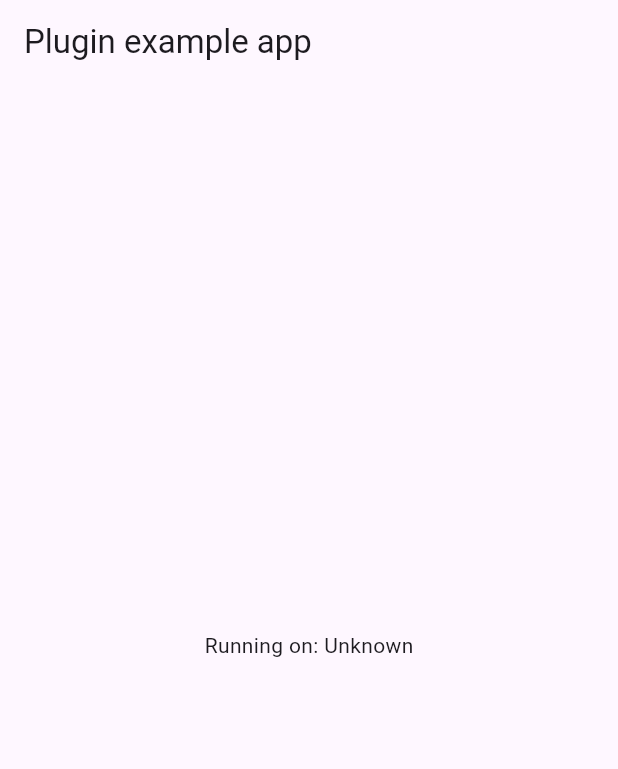
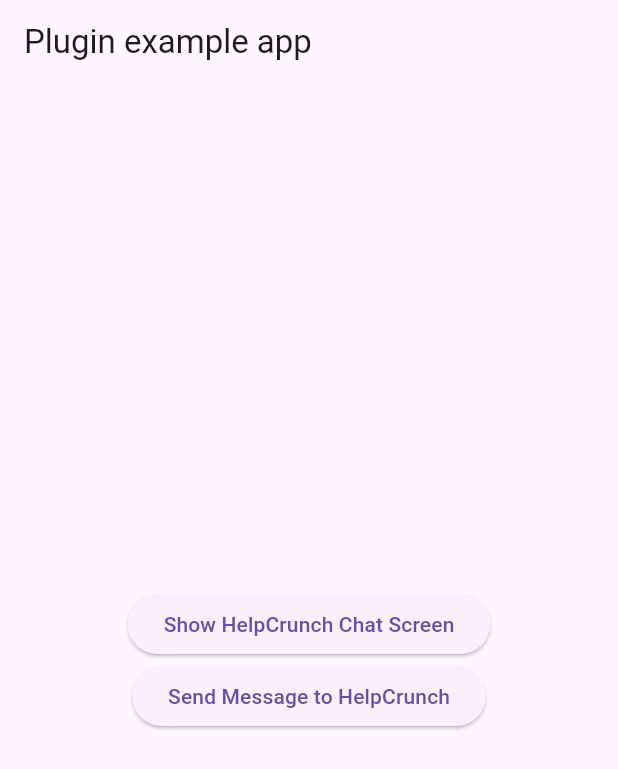
Before and after one commit to StanislavCh1/flutter_help_crunch, a Flutter app: the screen it shows after launch, on a phone screen of 412 x 824 dp. Shown: the top 769 px of the screen. Run offline on Flutter 3.47's test engine with Material 3 defaults, Android fonts, the phone set to English and light mode, and no system bars; our stand-ins replace plugin_platform_interface.

Commit message:
feat: update ChatAreaTheme and convert color values from String to int

```diff
--- a/example/lib/main.dart
+++ b/example/lib/main.dart
@@ -1,7 +1,6 @@
 import 'package:flutter/material.dart';
 import 'dart:async';
 
-import 'package:flutter/services.dart';
 import 'package:flutter_help_crunch/flutter_help_crunch.dart';
 
 void main() {
@@ -16,35 +15,88 @@ class MyApp extends StatefulWidget {
 }
 
 class _MyAppState extends State<MyApp> {
-  String _platformVersion = 'Unknown';
   final _flutterHelpCrunchPlugin = FlutterHelpCrunch();
-
   @override
   void initState() {
     super.initState();
-    initPlatformState();
+    initHelpCrunch();
   }
 
-  // Platform messages are asynchronous, so we initialize in an async method.
-  Future<void> initPlatformState() async {
-    String platformVersion;
-    // Platform messages may fail, so we use a try/catch PlatformException.
-    // We also handle the message potentially returning null.
-    try {
-      platformVersion =
-          await _flutterHelpCrunchPlugin.getPlatformVersion() ?? 'Unknown platform version';
-    } on PlatformException {
-      platformVersion = 'Failed to get platform version.';
-    }
+  FHCTheme _buildTheme() {
+    final avatarTheme = FHCAvatarTheme(
+      useDefaultAvatarColors: true,
+      placeholderBackgroundColor: 0xFF3DCB79,
+      placeholderTextColor: 0xFFFFFFFF,
+    );
+    final messageAreaTheme = FHCMessageAreaTheme(
+      backgroundColor: 0xFF3A3A3C,
+      inputOutlineColor: 0xFF3A3A3C,
+      inputFieldTextColor: 0xFFFFFFFF,
+      inputFieldTextHintColor: 0xFF8E8E93,
+      messageMenuBackgroundColor: 0xFF3A3A3C,
+      messageMenuSummaryTextColor: 0xFFFFFFFF,
+      messageMenuIconColor: 0xFFFFFFFF,
+      messageMenuTextColor: 0xFFFFFFFF,
+    );
 
-    // If the widget was removed from the tree while the asynchronous platform
-    // message was in flight, we want to discard the reply rather than calling
-    // setState to update our non-existent appearance.
-    if (!mounted) return;
+    final chatAreaTheme = FHCChatAreaTheme(
+      backgroundColor: 0xFF121212,
+      brandingType: FHCBrandingType.dark,
+      incomingBubbleColor: 0xFF1C1C1E,
+      incomingBubbleTextColor: 0xFFFFFFFF,
+      outcomingBubbleColor: 0xFFFFA635,
+      outcomingBubbleTextColor: 0xFFFFFFFF,
+      incomingBlockQuoteColor: 0x7AFFFFFF,
+      incomingCodeBackgroundColor: 0xFF2E2E4A,
+      incomingCodeTextColor: 0xAEFFFFFF,
+      outcomingBlockQuoteColor: 0x7AFFFFFF,
+      outcomingCodeBackgroundColor: 0xFF4D4D7F,
+      outcomingCodeTextColor: 0xAEFFFFFF,
+      incomingFileTextColor: 0xFFFFA635,
+      outcomingFileTextColor: 0xFFFFA635,
+      authorNameColor: 0xFFFFA635,
+      systemMessageColor: 0xFFFFFFFF,
+      timeTextColor: 0xFFFFFFFF,
+      progressViewsColor: 0xFFFFFFFF,
+      chatBackgroundColor: 0xFF121212,
+    );
 
-    setState(() {
-      _platformVersion = platformVersion;
-    });
+    const toolbarAreaTheme = FHCToolbarAreaTheme(
+      agentsTextColor: 0xFFFFFFFF,
+      backgroundColor: 0xFF3A3A3C,
+      statusBarColor: 0xFF3A3A3C,
+      outlineColor: 0xFF3A3A3C,
+    );
+    const preChatTheme = FHCPreChatTheme(
+      backgroundColor: 0xFFFFA635,
+      messageBackgroundColor: 0xFFFFA635,
+      messageTextColor: 0xFFFFFFFF,
+    );
+
+    const systemAlertTheme = FHCSystemAlertsTheme(
+        dialogsHeaderColor: 0xFF2E2C2E,
+        toastsBackgroundColor: 0xFFFFFFFF,
+        toastsTextColor: 0xFF121212,
+        welcomeMessageBackgroundColor: 0xFF2E2C2E,
+        welcomeMessageTextColor: 0xFFFFFFFF,
+        warningDialogsHeaderColor: 0xFFED5558);
+
+    return FHCTheme(
+        chatAreaTheme: chatAreaTheme,
+        avatarTheme: avatarTheme,
+        messageAreaTheme: messageAreaTheme,
+        toolbarAreaTheme: toolbarAreaTheme,
+        preChatTheme: preChatTheme,
+        systemAlertsTheme: systemAlertTheme,
+        primaryColor: 0xFFFFA635);
+  }
+
+  Future<void> initHelpCrunch() async {
+    _flutterHelpCrunchPlugin.initialize(
+        configuration: FHCConfiguration(
+            organization: "", applicationId: -1, applicationSecret: ""),
+        user: FHCUser(id: "501990"),
+        theme: _buildTheme());
   }
 
   @override
@@ -54,8 +106,29 @@ class _MyAppState extends State<MyApp> {
         appBar: AppBar(
           title: const Text('Plugin example app'),
         ),
-        body: Center(
-          child: Text('Running on: $_platformVersion\n'),
+        body: Column(
+          crossAxisAlignment: CrossAxisAlignment.center,
+          mainAxisAlignment: MainAxisAlignment.center,
+          children: [
+            Center(
+              child: ElevatedButton(
+                onPressed: () {
+                  _flutterHelpCrunchPlugin.showChatScreen();
+                },
+                child: const Text('Show HelpCrunch Chat Screen'),
+              ),
+            ),
+            Center(
+              child: ElevatedButton(
+                onPressed: () {
+                  _flutterHelpCrunchPlugin.sendMessage(
+                      message: "Hi Ugo, I would like to extend my loan.",
+                      isForceNewChat: false);
+                },
+                child: const Text('Send Message to HelpCrunch'),
+              ),
+            ),
+          ],
         ),
       ),
     );
--- a/lib/src/models/fhc_configuration.dart
+++ b/lib/src/models/fhc_configuration.dart
@@ -4,7 +4,7 @@ import 'package:flutter_help_crunch/src/messages.g.dart';
 
 class FHCConfiguration {
   final String organization;
-  final String applicationId;
+  final int applicationId;
   final String applicationSecret;
   FHCConfiguration({
     required this.organization,
@@ -43,20 +43,20 @@ enum FHCBrandingType { light, dark }
 
 class FHCAvatarTheme {
   final bool useDefaultAvatarColors;
-  final String? placeholderBackgroundColorHex;
-  final String? placeholderTextColorHex;
+  final int? placeholderBackgroundColor;
+  final int? placeholderTextColor;
 
   FHCAvatarTheme({
     this.useDefaultAvatarColors = true,
-    this.placeholderBackgroundColorHex,
-    this.placeholderTextColorHex,
+    this.placeholderBackgroundColor,
+    this.placeholderTextColor,
   });
 
   AvatarThemeMessage toMessage() {
     return AvatarThemeMessage(
       useDefaultAvatarColors: useDefaultAvatarColors,
-      placeholderBackgroundColorHex: placeholderBackgroundColorHex,
-      placeholderTextColorHex: placeholderTextColorHex,
+      placeholderBackgroundColor: placeholderBackgroundColor,
+      placeholderTextColor: placeholderTextColor,
     );
   }
 }
@@ -64,179 +64,212 @@ class FHCAvatarTheme {
 // ---------------------------------------------------------------
 
 class FHCMessageAreaTheme {
-  final String? backgroundColorHex;
-  final String? inputOutlineColorHex;
-  final String? inputFieldTextColorHex;
-  final String? inputFieldTextHintColorHex;
-  final String? messageMenuBackgroundColorHex;
-  final String? messageMenuTextColorHex;
-  final String? messageMenuSummaryTextColorHex;
-  final String? messageMenuIconColorHex;
+  final int? backgroundColor;
+  final int? inputOutlineColor;
+  final int? inputFieldTextColor;
+  final int? inputFieldTextHintColor;
+  final int? messageMenuBackgroundColor;
+  final int? messageMenuTextColor;
+  final int? messageMenuSummaryTextColor;
+  final int? messageMenuIconColor;
 
   FHCMessageAreaTheme({
-    this.backgroundColorHex,
-    this.inputOutlineColorHex,
-    this.inputFieldTextColorHex,
-    this.inputFieldTextHintColorHex,
-    this.messageMenuBackgroundColorHex,
-    this.messageMenuTextColorHex,
-    this.messageMenuSummaryTextColorHex,
-    this.messageMenuIconColorHex,
+    this.backgroundColor,
+    this.inputOutlineColor,
+    this.inputFieldTextColor,
+    this.inputFieldTextHintColor,
+    this.messageMenuBackgroundColor,
+    this.messageMenuTextColor,
+    this.messageMenuSummaryTextColor,
+    this.messageMenuIconColor,
   });
 
   MessageAreaThemeMessage toMessage() {
     return MessageAreaThemeMessage(
-      backgroundColorHex: backgroundColorHex,
-      inputOutlineColorHex: inputOutlineColorHex,
-      inputFieldTextColorHex: inputFieldTextColorHex,
-      inputFieldTextHintColorHex: inputFieldTextHintColorHex,
-      messageMenuBackgroundColorHex: messageMenuBackgroundColorHex,
-      messageMenuTextColorHex: messageMenuTextColorHex,
-      messageMenuSummaryTextColorHex: messageMenuSummaryTextColorHex,
-      messageMenuIconColorHex: messageMenuIconColorHex,
+      backgroundColor: backgroundColor,
+      inputOutlineColor: inputOutlineColor,
+      inputFieldTextColor: inputFieldTextColor,
+      inputFieldTextHintColor: inputFieldTextHintColor,
+      messageMenuBackgroundColor: messageMenuBackgroundColor,
+      messageMenuTextColor: messageMenuTextColor,
+      messageMenuSummaryTextColor: messageMenuSummaryTextColor,
+      messageMenuIconColor: messageMenuIconColor,
     );
   }
 }
 // ---------------------------------------------------------------
 
 class FHCChatAreaTheme {
-  final String? incomingBubbleTextColorHex;
-  final String? outcomingBubbleTextColorHex;
-  final String? incomingBubbleColorHex;
-  final String? outcomingBubbleColorHex;
-  final String? backgroundColorHex;
+  final int? incomingBubbleTextColor;
+  final int? outcomingBubbleTextColor;
+  final int? incomingBubbleColor;
+  final int? outcomingBubbleColor;
+  final int? backgroundColor;
   final FHCBrandingType brandingType;
-  final FHCAvatarTheme? avatarTheme;
-
+  final int? incomingCodeBackgroundColor;
+  final int? outcomingCodeBackgroundColor;
+  final int? incomingCodeTextColor;
+  final int? outcomingCodeTextColor;
+  final int? incomingBlockQuoteColor;
+  final int? outcomingBlockQuoteColor;
+  final int? incomingFileTextColor;
+  final int? outcomingFileTextColor;
+  final int? authorNameColor;
+  final int? systemMessageColor;
+  final int? timeTextColor;
+  final int? progressViewsColor;
+  final int? chatBackgroundColor;
   FHCChatAreaTheme({
-    this.incomingBubbleTextColorHex,
-    this.outcomingBubbleTextColorHex,
-    this.incomingBubbleColorHex,
-    this.outcomingBubbleColorHex,
-    this.backgroundColorHex,
+    this.incomingBubbleTextColor,
+    this.outcomingBubbleTextColor,
+    this.incomingBubbleColor,
+    this.outcomingBubbleColor,
+    this.backgroundColor,
     this.brandingType = FHCBrandingType.light,
-    this.avatarTheme,
+    this.incomingCodeBackgroundColor,
+    this.outcomingCodeBackgroundColor,
+    this.incomingCodeTextColor,
+    this.outcomingCodeTextColor,
+    this.incomingBlockQuoteColor,
+    this.outcomingBlockQuoteColor,
+    this.incomingFileTextColor,
+    this.outcomingFileTextColor,
+    this.authorNameColor,
+    this.systemMessageColor,
+    this.timeTextColor,
+    this.progressViewsColor,
+    this.chatBackgroundColor,
   });
 
   ChatAreaThemeMessage toMessage() {
     return ChatAreaThemeMessage(
-      incomingBubbleTextColorHex: incomingBubbleTextColorHex,
-      outcomingBubbleTextColorHex: outcomingBubbleTextColorHex,
-      incomingBubbleColorHex: incomingBubbleColorHex,
-      outcomingBubbleColorHex: outcomingBubbleColorHex,
-      backgroundColorHex: backgroundColorHex,
+      incomingBubbleTextColor: incomingBubbleTextColor,
+      outcomingBubbleTextColor: outcomingBubbleTextColor,
+      incomingBubbleColor: incomingBubbleColor,
+      outcomingBubbleColor: outcomingBubbleColor,
+      backgroundColor: backgroundColor,
       brandingType: brandingType == FHCBrandingType.light
-          ? BrandingType.light
-          : BrandingType.dark,
-      avatarTheme: avatarTheme?.toMessage(),
+          ? BrandingTypeMessage.light
+          : BrandingTypeMessage.dark,
+      incomingCodeBackgroundColor: incomingCodeBackgroundColor,
+      outcomingCodeBackgroundColor: outcomingCodeBackgroundColor,
+      incomingCodeTextColor: incomingCodeTextColor,
+      outcomingCodeTextColor: outcomingCodeTextColor,
+      incomingBlockQuoteColor: incomingBlockQuoteColor,
+      outcomingBlockQuoteColor: outcomingBlockQuoteColor,
+      incomingFileTextColor: incomingFileTextColor,
+      outcomingFileTextColor: outcomingFileTextColor,
+      authorNameColor: authorNameColor,
+      systemMessageColor: systemMessageColor,
+      timeTextColor: timeTextColor,
+      progressViewsColor: progressViewsColor,
+      chatBackgroundColor: chatBackgroundColor,
     );
   }
 }
 
 // ------------------ SYSTEM ALERTS THEME ------------------
 class FHCSystemAlertsTheme {
-  final String? dialogsHeaderColorHex;
-  final String? toastsBackgroundColorHex;
-  final String? toastsTextColorHex;
-  final String? welcomeMessageBackgroundColorHex;
-  final String? welcomeMessageTextColorHex;
-  final String? warningDialogsHeaderColorHex;
+  final int? dialogsHeaderColor;
+  final int? toastsBackgroundColor;
+  final int? toastsTextColor;
+  final int? welcomeMessageBackgroundColor;
+  final int? welcomeMessageTextColor;
+  final int? warningDialogsHeaderColor;
 
   const FHCSystemAlertsTheme({
-    this.dialogsHeaderColorHex,
-    this.toastsBackgroundColorHex,
-    this.toastsTextColorHex,
-    this.welcomeMessageBackgroundColorHex,
-    this.welcomeMessageTextColorHex,
-    this.warningDialogsHeaderColorHex,
+    this.dialogsHeaderColor,
+    this.toastsBackgroundColor,
+    this.toastsTextColor,
+    this.welcomeMessageBackgroundColor,
+    this.welcomeMessageTextColor,
+    this.warningDialogsHeaderColor,
   });
 
   SystemAlertsThemeMessage toMessage() {
     return SystemAlertsThemeMessage(
-      dialogsHeaderColorHex: dialogsHeaderColorHex,
-      toastsBackgroundColorHex: toastsBackgroundColorHex,
-      toastsTextColorHex: toastsTextColorHex,
-      welcomeMessageBackgroundColorHex: welcomeMessageBackgroundColorHex,
-      welcomeMessageTextColorHex: welcomeMessageTextColorHex,
-      warningDialogsHeaderColorHex: warningDialogsHeaderColorHex,
+      dialogsHeaderColor: dialogsHeaderColor,
+      toastsBackgroundColor: toastsBackgroundColor,
+      toastsTextColor: toastsTextColor,
+      welcomeMessageBackgroundColor: welcomeMessageBackgroundColor,
+      welcomeMessageTextColor: welcomeMessageTextColor,
+      warningDialogsHeaderColor: warningDialogsHeaderColor,
     );
   }
 }
 
 // ------------------ PRECHAT THEME ------------------
 class FHCPreChatTheme {
-  final String? inputFieldTextColorHex;
-  final String? inputFieldTextHintColorHex;
-  final String? backgroundColorHex;
-  final String? messageBackgroundColorHex;
-  final String? messageTextColorHex;
+  final int? inputFieldTextColor;
+  final int? inputFieldTextHintColor;
+  final int? backgroundColor;
+  final int? messageBackgroundColor;
+  final int? messageTextColor;
 
   const FHCPreChatTheme({
-    this.inputFieldTextColorHex,
-    this.inputFieldTextHintColorHex,
-    this.backgroundColorHex,
-    this.messageBackgroundColorHex,
-    this.messageTextColorHex,
+    this.inputFieldTextColor,
+    this.inputFieldTextHintColor,
+    this.backgroundColor,
+    this.messageBackgroundColor,
+    this.messageTextColor,
   });
 
   PreChatThemeMessage toMessage() {
     return PreChatThemeMessage(
-      inputFieldTextColorHex: inputFieldTextColorHex,
-      inputFieldTextHintColorHex: inputFieldTextHintColorHex,
-      backgroundColorHex: backgroundColorHex,
-      messageBackgroundColorHex: messageBackgroundColorHex,
-      messageTextColorHex: messageTextColorHex,
+      inputFieldTextColor: inputFieldTextColor,
+      inputFieldTextHintColor: inputFieldTextHintColor,
+      backgroundColor: backgroundColor,
+      messageBackgroundColor: messageBackgroundColor,
+      messageTextColor: messageTextColor,
     );
   }
 }
 
 // ------------------ TOOLBAR AREA THEME ------------------
 class FHCToolbarAreaTheme {
-  final String? backgroundColorHex;
-  final String? statusBarColorHex;
-  final String? outlineColorHex;
-  final String? agentsTextColorHex;
-  final FHCAvatarTheme? avatarTheme;
+  final int? backgroundColor;
+  final int? statusBarColor;
+  final int? outlineColor;
+  final int? agentsTextColor;
 
   const FHCToolbarAreaTheme({
-    this.backgroundColorHex,
-    this.statusBarColorHex,
-    this.outlineColorHex,
-    this.agentsTextColorHex,
-    this.avatarTheme,
+    this.backgroundColor,
+    this.statusBarColor,
+    this.outlineColor,
+    this.agentsTextColor,
   });
 
   ToolbarAreaThemeMessage toMessage() {
     return ToolbarAreaThemeMessage(
-      backgroundColorHex: backgroundColorHex,
-      statusBarColorHex: statusBarColorHex,
-      outlineColorHex: outlineColorHex,
-      agentsTextColorHex: agentsTextColorHex,
-      avatarTheme: avatarTheme?.toMessage(),
+      backgroundColor: backgroundColor,
+      statusBarColor: statusBarColor,
+      outlineColor: outlineColor,
+      agentsTextColor: agentsTextColor,
     );
   }
 }
 
 class FHCTheme {
-  final String? primaryColorHex;
+  final int primaryColor;
   final FHCToolbarAreaTheme? toolbarAreaTheme;
   final FHCChatAreaTheme? chatAreaTheme;
   final FHCMessageAreaTheme? messageAreaTheme;
   final FHCPreChatTheme? preChatTheme;
   final FHCSystemAlertsTheme? systemAlertsTheme;
-
+  final FHCAvatarTheme? avatarTheme;
   const FHCTheme({
-    this.primaryColorHex,
+    required this.primaryColor,
     this.toolbarAreaTheme,
     this.chatAreaTheme,
     this.messageAreaTheme,
     this.preChatTheme,
     this.systemAlertsTheme,
+    this.avatarTheme,
   });
 
   ThemeMessage toMessage() {
     return ThemeMessage(
-      primaryColorHex: primaryColorHex,
+      primaryColor: primaryColor,
       toolbarAreaTheme: toolbarAreaTheme?.toMessage(),
       chatAreaTheme: chatAreaTheme?.toMessage(),
       messageAreaTheme: messageAreaTheme?.toMessage(),
```
Also changed, not shown: lib/flutter_help_crunch.dart (+33 -0 lines), pigeon/flutter_help_crunch_api.dart (+89 -67 lines), lib/src/messages.g.dart, 7 other files.
